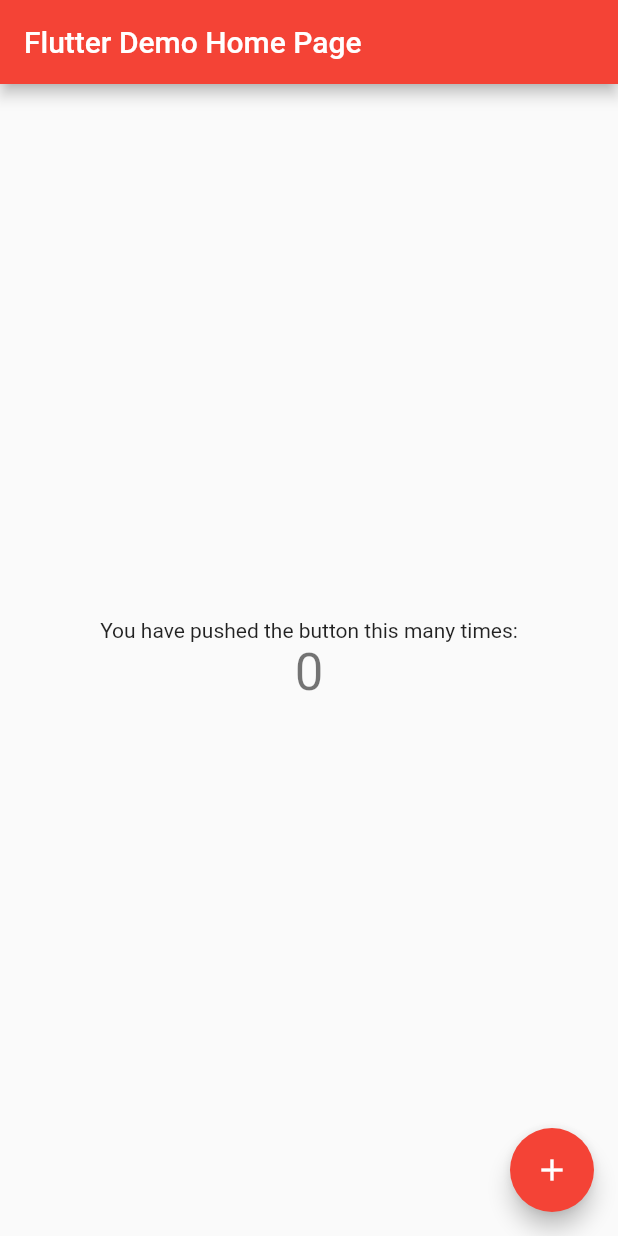
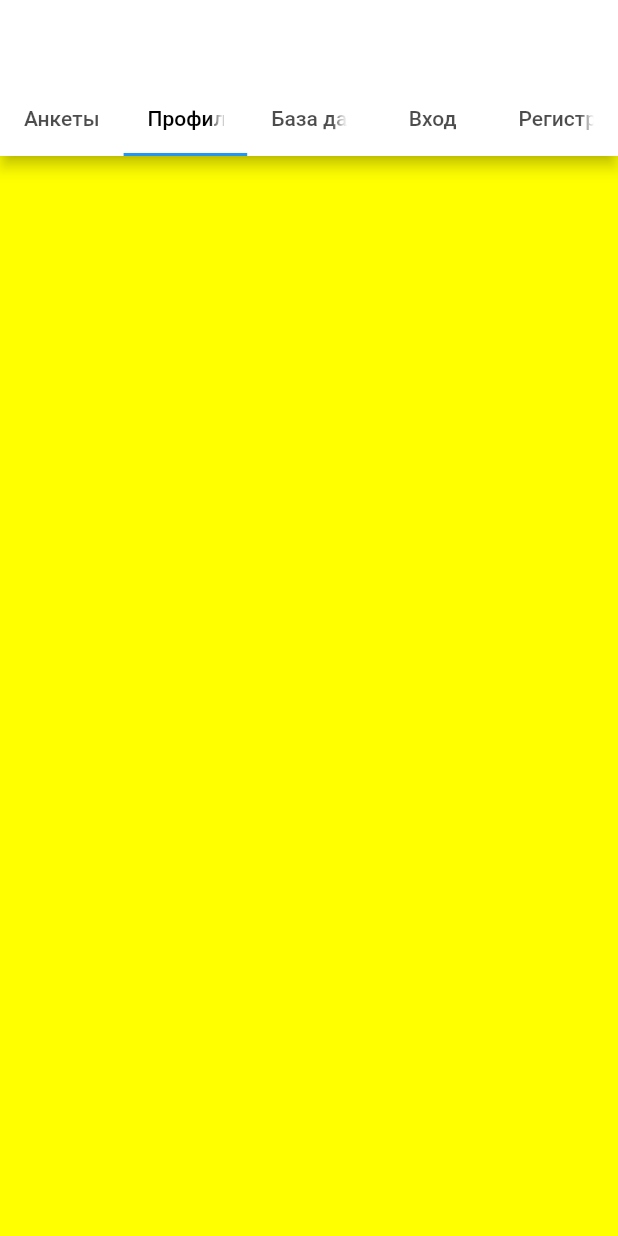
Before and after one commit to Anas20055/survey, a Flutter app: the screen it shows after launch, on a phone screen of 412 x 824 dp. Run offline on Flutter 3.47's test engine with Material 2 defaults, Android fonts, the phone set to English and light mode, and no system bars.

Commit message:
third commit

```diff
--- a/lib/main.dart
+++ b/lib/main.dart
@@ -1,4 +1,5 @@
 import 'package:flutter/material.dart';
+import 'package:survey/src/presentation/pages/home_page.dart';
 
 void main() {
   runApp(const MyApp());
@@ -11,105 +12,9 @@ class MyApp extends StatelessWidget {
   @override
   Widget build(BuildContext context) {
     return MaterialApp(
+      debugShowCheckedModeBanner: false,
       title: 'Flutter Demo',
-      theme: ThemeData(
-        // This is the theme of your application.
-        //
-        // Try running your application with "flutter run". You'll see the
-        // application has a blue toolbar. Then, without quitting the app, try
-        // changing the primarySwatch below to Colors.green and then invoke
-        // "hot reload" (press "r" in the console where you ran "flutter run",
-        // or simply save your changes to "hot reload" in a Flutter IDE).
-        // Notice that the counter didn't reset back to zero; the application
-        // is not restarted.
-        primarySwatch: Colors.red,
-      ),
-      home: const MyHomePage(title: 'Flutter Demo Home Page'),
+          home: HomePage(),
     );
   }
 }
-
-class MyHomePage extends StatefulWidget {
-  const MyHomePage({super.key, required this.title});
-
-  // This widget is the home page of your application. It is stateful, meaning
-  // that it has a State object (defined below) that contains fields that affect
-  // how it looks.
-
-  // This class is the configuration for the state. It holds the values (in this
-  // case the title) provided by the parent (in this case the App widget) and
-  // used by the build method of the State. Fields in a Widget subclass are
-  // always marked "final".
-
-  final String title;
-
-  @override
-  State<MyHomePage> createState() => _MyHomePageState();
-}
-
-class _MyHomePageState extends State<MyHomePage> {
-  int _counter = 0;
-
-  void _incrementCounter() {
-    setState(() {
-      // This call to setState tells the Flutter framework that something has
-      // changed in this State, which causes it to rerun the build method below
-      // so that the display can reflect the updated values. If we changed
-      // _counter without calling setState(), then the build method would not be
-      // called again, and so nothing would appear to happen.
-      _counter++;
-    });
-  }
-
-  @override
-  Widget build(BuildContext context) {
-    // This method is rerun every time setState is called, for instance as done
-    // by the _incrementCounter method above.
-    //
-    // The Flutter framework has been optimized to make rerunning build methods
-    // fast, so that you can just rebuild anything that needs updating rather
-    // than having to individually change instances of widgets.
-    return Scaffold(
-      appBar: AppBar(
-        // Here we take the value from the MyHomePage object that was created by
-        // the App.build method, and use it to set our appbar title.
-        title: Text(widget.title),
-      ),
-      body: Center(
-        // Center is a layout widget. It takes a single child and positions it
-        // in the middle of the parent.
-        child: Column(
-          // Column is also a layout widget. It takes a list of children and
-          // arranges them vertically. By default, it sizes itself to fit its
-          // children horizontally, and tries to be as tall as its parent.
-          //
-          // Invoke "debug painting" (press "p" in the console, choose the
-          // "Toggle Debug Paint" action from the Flutter Inspector in Android
-          // Studio, or the "Toggle Debug Paint" command in Visual Studio Code)
-          // to see the wireframe for each widget.
-          //
-          // Column has various properties to control how it sizes itself and
-          // how it positions its children. Here we use mainAxisAlignment to
-          // center the children vertically; the main axis here is the vertical
-          // axis because Columns are vertical (the cross axis would be
-          // horizontal).
-          mainAxisAlignment: MainAxisAlignment.center,
-          children: <Widget>[
-            const Text(
-              'You have pushed the button this many times:',
-            ),
-            Text(
-              '$_counter',
-              style: Theme.of(context).textTheme.headline4,
-            ),
-          ],
-        ),
-      ),
-      floatingActionButton: FloatingActionButton(
-        onPressed: _incrementCounter,
-        tooltip: 'Increment',
-        child: const Icon(Icons.add),
-      ), // This trailing comma makes auto-formatting nicer for build methods.
-    );
-  }
-}
--- /dev/null
+++ b/lib/src/presentation/pages/home_page.dart
@@ -0,0 +1,54 @@
+
+import 'package:flutter/material.dart';
+import 'package:survey/src/presentation/pages/database_page.dart';
+import 'package:survey/src/presentation/pages/form_page.dart';
+import 'package:survey/src/presentation/pages/profile_page.dart';
+import 'package:survey/src/presentation/pages/signIn_page.dart';
+import 'package:survey/src/presentation/pages/signUp_page.dart';
+
+class HomePage extends StatelessWidget {
+  const HomePage({super.key});
+
+  @override
+  Widget build(BuildContext context) {
+    return DefaultTabController(
+      initialIndex: 1,
+      length: 5,
+      child: Scaffold(
+        appBar: AppBar(
+          backgroundColor: Colors.white,
+          bottom: const TabBar(
+            labelColor: Colors.black,
+            tabs: <Widget>[
+              Tab(
+                text:'Анкеты',
+              ),
+              Tab(
+                text: 'Профиль'
+              ),
+              Tab(
+                  text: 'База данных'
+              ),
+              Tab(
+                  text: 'Вход'
+              ),
+              Tab(
+                  text: 'Регистрация'
+              ),
+
+            ],
+          ),
+        ),
+        body: const TabBarView(
+          children: <Widget>[
+            FormPage(),
+            ProfilePage(),
+            DataBasePage(),
+            SignInPage(),
+            SignUpPage()
+          ],
+        ),
+      ),
+    );
+  }
+}
--- /dev/null
+++ b/lib/src/presentation/pages/profile_page.dart
@@ -0,0 +1,15 @@
+import 'package:flutter/material.dart';
+
+
+
+
+class ProfilePage extends StatelessWidget {
+  const ProfilePage({Key? key}) : super(key: key);
+
+  @override
+  Widget build(BuildContext context) {
+    return Container(
+      color: Colors.yellowAccent,
+    );
+  }
+}
```
Also changed, not shown: lib/src/presentation/pages/database_page.dart (added, +14 -0 lines), lib/src/presentation/pages/form_page.dart (added, +14 -0 lines), lib/src/presentation/pages/signIn_page.dart (added, +94 -0 lines), lib/src/presentation/pages/signUp_page.dart (added, +14 -0 lines), lib/src/presentation/widgets/name_surname_textfield.dart (added, +12 -0 lines), lib/src/presentation/widgets/login_textfield.dart (added), lib/src/presentation/widgets/password_textfield.dart (added).
